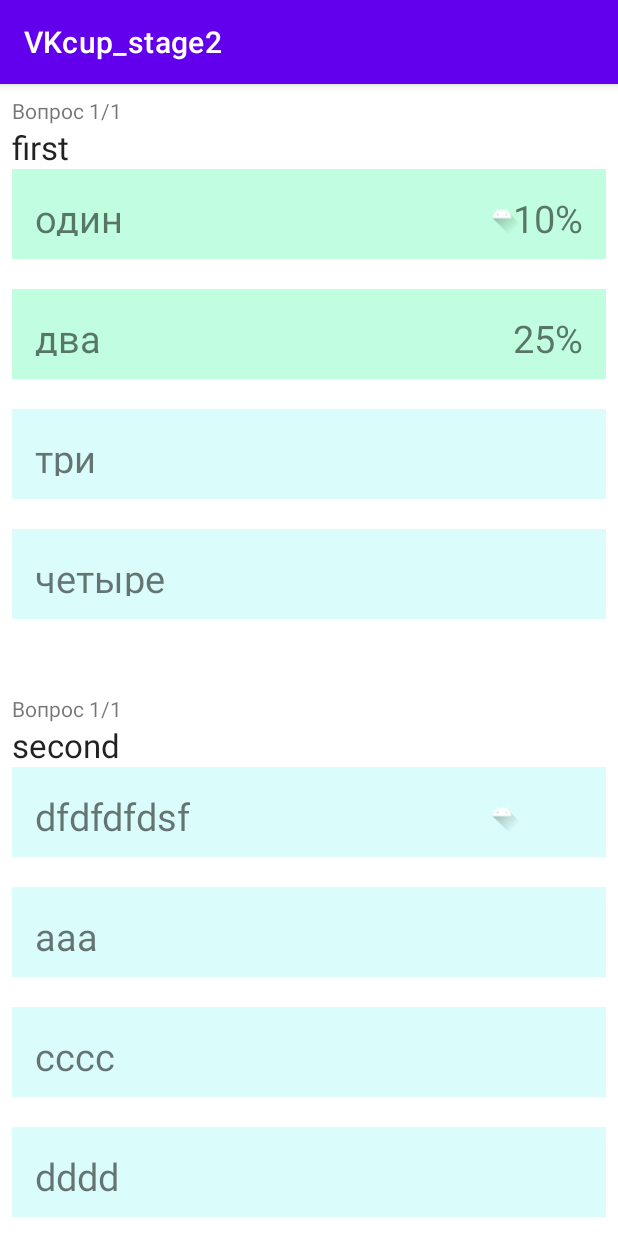
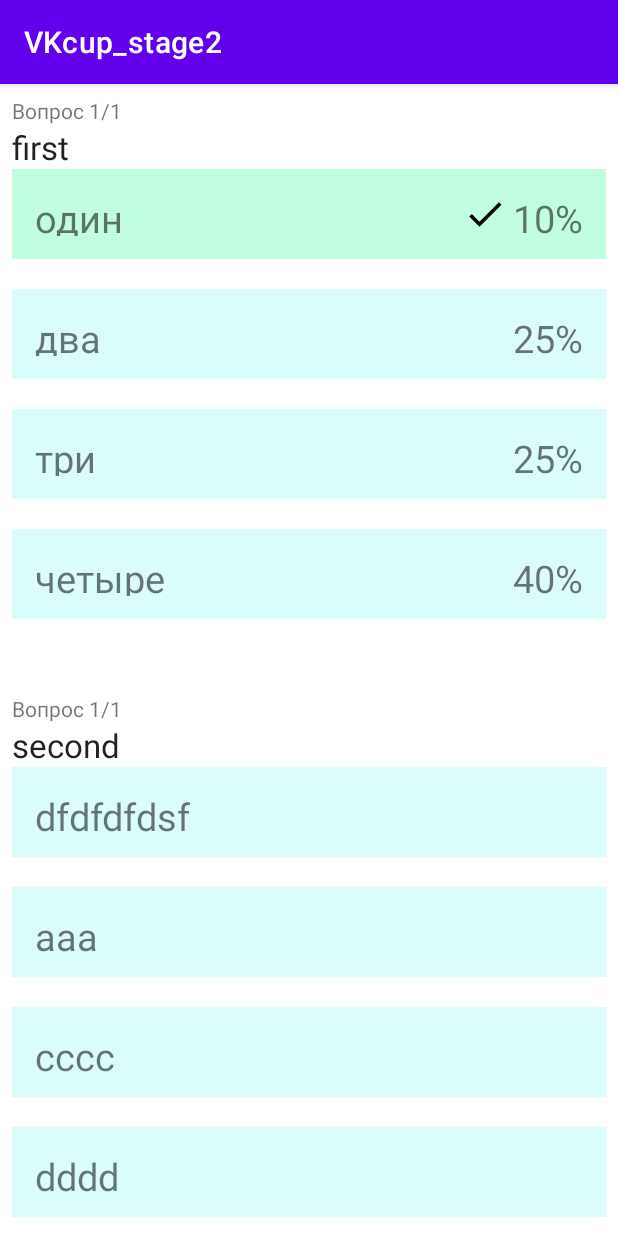
Before and after one commit to nibelung-dt/VKcup_stage_2, an Android app: the FirstList screen opened directly, with no data from a screen before it, after a tap on "два", on a phone screen of 412 x 824 dp. Run offline under Robolectric (Android 15) with nearby library versions, the phone set to English and light mode, and no system bars; 1 other tap on this screen came first.

```diff
--- a/app/src/main/AndroidManifest.xml
+++ b/app/src/main/AndroidManifest.xml
@@ -14,6 +14,9 @@
         android:theme="@style/Theme.VKcup_stage2"
         tools:targetApi="31">
         <activity
+            android:name=".SecondList"
+            android:exported="false" />
+        <activity
             android:name=".FirstList"
             android:exported="false" />
         <activity
--- a/app/src/main/java/com/example/vkcup_stage2/FirstList.kt
+++ b/app/src/main/java/com/example/vkcup_stage2/FirstList.kt
@@ -30,11 +30,11 @@ class FirstList : AppCompatActivity() {
         return
     }
 */
-    val first = Questions("first", listOf("один", "два", "три", "четыре"), listOf("10%", "25%", "25", "40"))
-    val second = Questions("second", listOf("dfdfdfdsf", "aaa", "cccc", "dddd"), listOf("10%", "20%", "30", "40"))
-    val third = Questions("second", listOf("dfdfdfdsf", "aaa", "cccc", "dddd"), listOf("10%", "20%", "30", "40"))
-    val forth = Questions("second", listOf("dfdfdfdsf", "aaa", "cccc", "dddd"), listOf("10%", "20%", "30", "40"))
-    val five = Questions("second", listOf("dfdfdfdsf", "aaa", "cccc", "dddd"), listOf("10%", "20%", "30", "40"))
+    val first = Questions("first", listOf("один", "два", "три", "четыре"), listOf("10%", "25%", "25%", "40%"))
+    val second = Questions("second", listOf("dfdfdfdsf", "aaa", "cccc", "dddd"), listOf("10%", "20%", "30%", "40%"))
+    val third = Questions("second", listOf("dfdfdfdsf", "aaa", "cccc", "dddd"), listOf("10%", "20%", "30%", "40%"))
+    val forth = Questions("second", listOf("dfdfdfdsf", "aaa", "cccc", "dddd"), listOf("10%", "20%", "30%", "40%"))
+    val five = Questions("second", listOf("dfdfdfdsf", "aaa", "cccc", "dddd"), listOf("10%", "20%", "30%", "40%"))
     val list = mutableListOf(first, second, third, forth, five)
 
 
--- /dev/null
+++ b/app/src/main/res/drawable/ic_baseline_done_24.xml
@@ -0,0 +1,5 @@
+<vector android:height="40dp" android:tint="#000000"
+    android:viewportHeight="24" android:viewportWidth="24"
+    android:width="40dp" xmlns:android="http://schemas.android.com/apk/res/android">
+    <path android:fillColor="@android:color/white" android:pathData="M9,16.2L4.8,12l-1.4,1.4L9,19 21,7l-1.4,-1.4L9,16.2z"/>
+</vector>
--- a/app/src/main/res/layout/recyclerview_item.xml
+++ b/app/src/main/res/layout/recyclerview_item.xml
@@ -33,11 +33,13 @@
             android:textSize="25dp" />
 
         <ImageView
+            android:id="@+id/image1"
             android:layout_width="wrap_content"
             android:layout_height="wrap_content"
             android:layout_alignParentRight="true"
-            android:src="@drawable/ic_launcher_foreground"
-            />
+            android:layout_marginRight="45dp"
+            android:src="@drawable/ic_baseline_done_24"
+            android:visibility="invisible" />
 
         <TextView
             android:id="@+id/text1_2"
@@ -68,6 +70,15 @@
             android:text="Один"
             android:textSize="25dp" />
 
+        <ImageView
+            android:id="@+id/image2"
+            android:layout_width="wrap_content"
+            android:layout_height="wrap_content"
+            android:layout_alignParentRight="true"
+            android:layout_marginRight="45dp"
+            android:src="@drawable/ic_baseline_done_24"
+            android:visibility="invisible" />
+
         <TextView
             android:id="@+id/text2_2"
             android:layout_width="wrap_content"
@@ -97,6 +108,15 @@
             android:text="Один"
             android:textSize="25dp" />
 
+        <ImageView
+            android:id="@+id/image3"
+            android:layout_width="wrap_content"
+            android:layout_height="wrap_content"
+            android:layout_alignParentRight="true"
+            android:layout_marginRight="45dp"
+            android:src="@drawable/ic_baseline_done_24"
+            android:visibility="invisible" />
+
         <TextView
             android:id="@+id/text3_2"
             android:layout_width="wrap_content"
@@ -125,6 +145,15 @@
             android:text="Один"
             android:textSize="25dp" />
 
+        <ImageView
+            android:id="@+id/image4"
+            android:layout_width="wrap_content"
+            android:layout_height="wrap_content"
+            android:layout_alignParentRight="true"
+            android:layout_marginRight="45dp"
+            android:src="@drawable/ic_baseline_done_24"
+            android:visibility="invisible" />
+
         <TextView
             android:id="@+id/text4_2"
             android:layout_width="wrap_content"
```
Also changed, not shown: app/src/main/java/com/example/vkcup_stage2/CustomRecyclerAdapter.kt (+81 -10 lines), app/src/main/java/com/example/vkcup_stage2/MainActivity.kt (+6 -3 lines), app/src/main/java/com/example/vkcup_stage2/SecondList.kt (added, +11 -0 lines), app/src/main/res/layout/activity_main.xml (+12 -0 lines), app/src/main/res/layout/activity_second_list.xml (added, +9 -0 lines).
